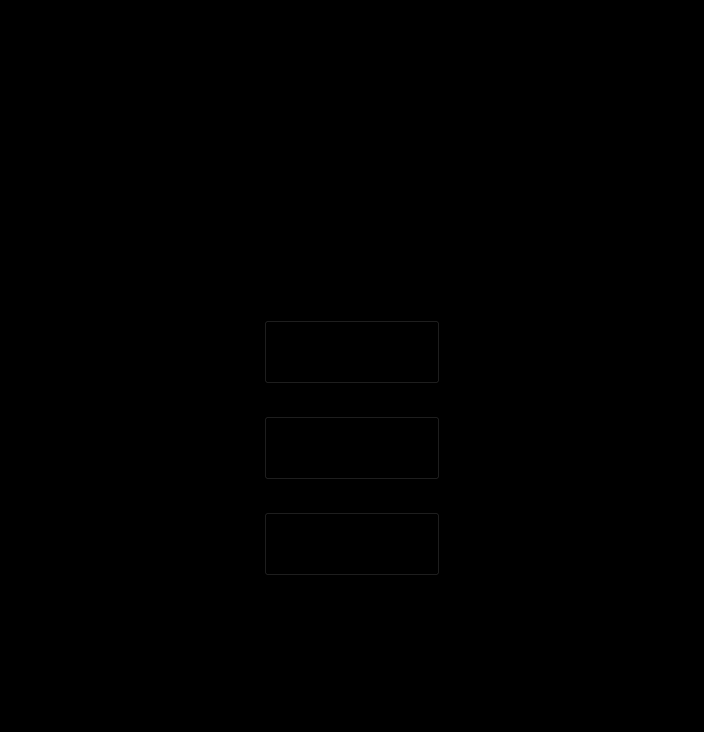
Qt form Trabalhos/Trabalho8-2/Rinha-de-ofidio/menu.ui (CodeWracker/Linguagem-de-Programacao-2) before a commit.
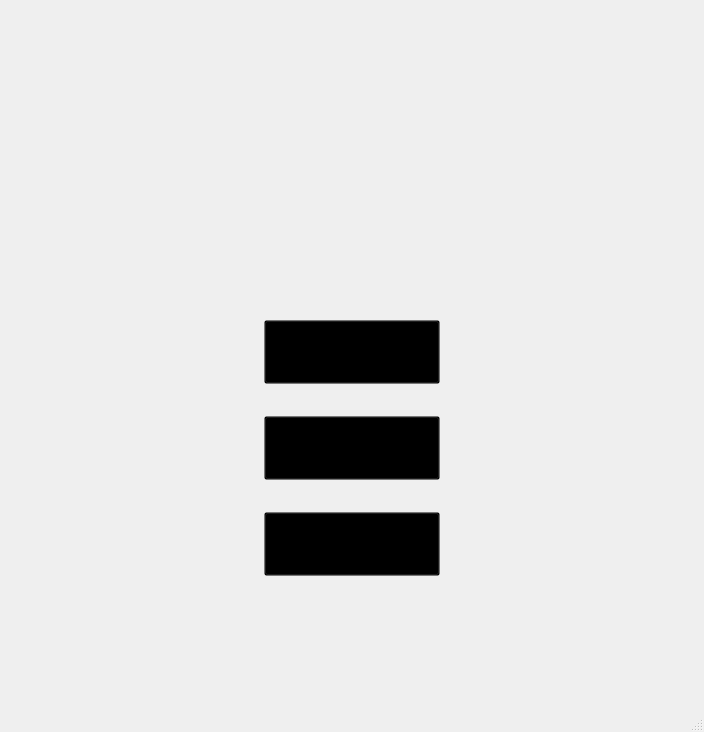
The same form after that commit. Icons and pictures are not drawn.

```diff
--- a/Trabalhos/Trabalho8-2/Rinha-de-ofidio/menu.ui
+++ b/Trabalhos/Trabalho8-2/Rinha-de-ofidio/menu.ui
@@ -26,7 +26,7 @@
    <string>Menu</string>
   </property>
   <property name="styleSheet">
-   <string notr="true">background-color: rgb(0, 0, 0);</string>
+   <string notr="true"/>
   </property>
   <widget class="QWidget" name="centralwidget">
    <widget class="QLabel" name="BackgroundLabel">
```
